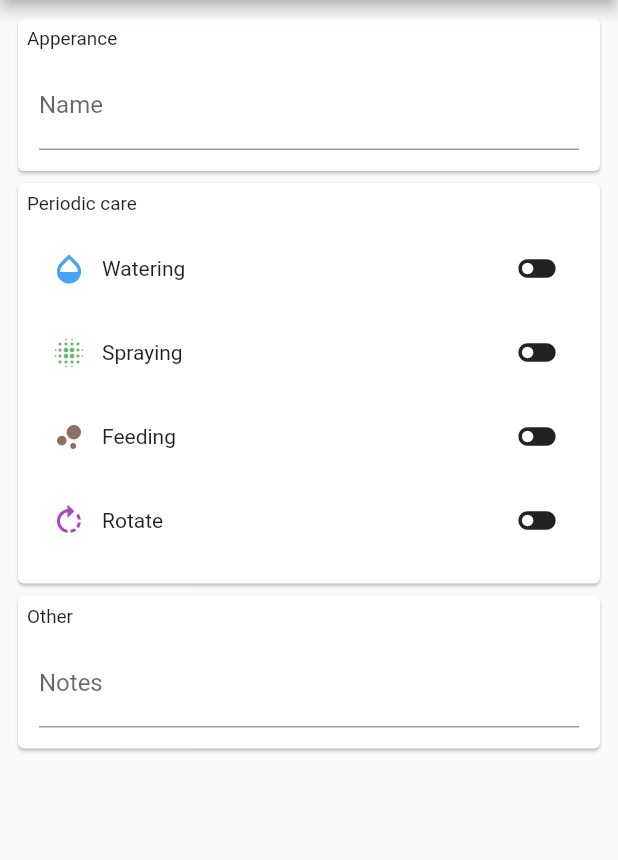
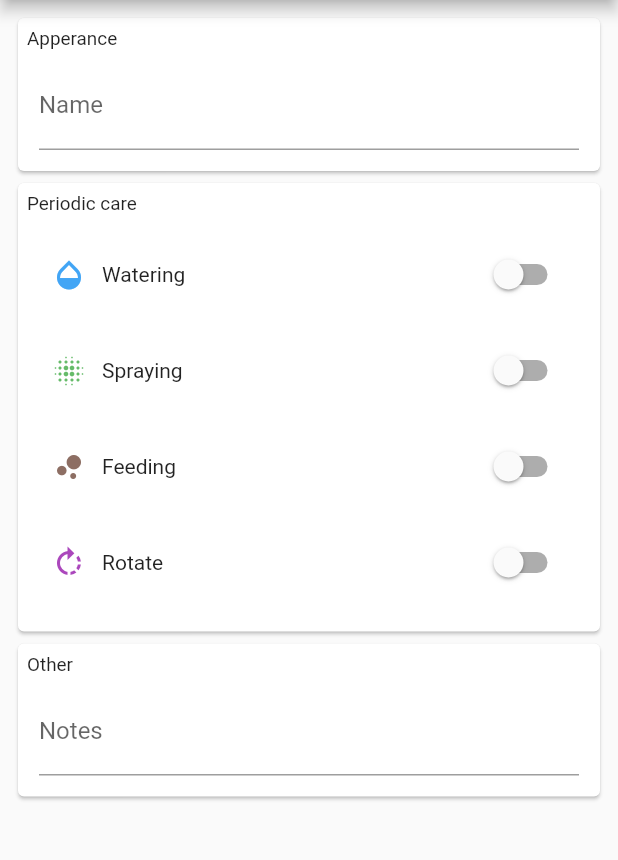
Before and after one commit to micro-bc/plant, a Flutter app: the screen it shows after launch, after a tap on the "add circle outline" icon, on a phone screen of 412 x 824 dp, the part 84-944 px from its top. Run offline on Flutter 3.47's test engine with Material 2 defaults, Android fonts, the phone set to English and light mode, and no system bars.

Commit message:
Cleanup Cleaned PlantTile, AddPlantPage Changed Navigator

```diff
--- a/lib/components/plant_tile.dart
+++ b/lib/components/plant_tile.dart
@@ -11,15 +11,15 @@ class PlantTile extends StatelessWidget {
   @override
   Widget build(BuildContext context) {
     return Card(
-      child: Container(
-        padding: const EdgeInsets.symmetric(vertical: 10, horizontal: padd),
       child: Row(
         children: [
-            Container(
-              margin: const EdgeInsets.only(right: padd),
+          Padding(
+            padding: const EdgeInsets.all(padd),
             child: const Icon(Icons.local_florist),
           ),
           Expanded(
+            child: Padding(
+              padding: const EdgeInsets.symmetric(vertical: padd),
               child: Column(
                 crossAxisAlignment: CrossAxisAlignment.start,
                 children: [
@@ -51,12 +51,15 @@ class PlantTile extends StatelessWidget {
                 ],
               ),
             ),
-            IconButton(
+          ),
+          Padding(
+            padding: const EdgeInsets.only(left: padd),
+            child: IconButton(
               icon: Icon(Icons.more_vert),
               onPressed: () {},
             ),
+          ),
         ],
-        ),
       ),
     );
   }
--- a/lib/main.dart
+++ b/lib/main.dart
@@ -6,22 +6,7 @@ import 'package:plant/utils/plant_storage.dart';
 import 'package:provider/provider.dart';
 
 void main() {
-  WidgetsFlutterBinding.ensureInitialized();
-
-  runApp(
-    FutureBuilder<PlantsModel>(
-      future: PlantStorage.getPlants(),
-      builder: (context, snapshot) {
-        if (snapshot.connectionState != ConnectionState.done)
-          return _SplashScreen();
-
-        return ChangeNotifierProvider<PlantsModel>(
-          create: (context) => snapshot.data!,
-          child: App(),
-        );
-      },
-    ),
-  );
+  runApp(App());
 }
 
 class App extends StatelessWidget {
@@ -32,24 +17,56 @@ class App extends StatelessWidget {
       theme: ThemeData(
         primarySwatch: Colors.green,
       ),
-      initialRoute: '/',
-      routes: <String, WidgetBuilder>{
-        '/': (context) => HomePage(),
-        '/add': (context) => AddPlantPage(),
-      },
+      home: FutureBuilder<PlantsModel>(
+        future: PlantStorage.getPlants(),
+        builder: (context, snapshot) {
+          // TODO Error message
+          if (snapshot.hasError) return Container();
+
+          if (!snapshot.hasData) return _SplashScreen();
+
+          return ChangeNotifierProvider<PlantsModel>(
+            create: (context) => snapshot.data!,
+            child: _Navigator(),
+          );
+        },
+      ),
     );
   }
+}
+
+class _Navigator extends Navigator {
+  _Navigator()
+      : super(
+          initialRoute: '/',
+          onGenerateRoute: (settings) {
+            WidgetBuilder builder;
+            switch (settings.name) {
+              case '/':
+                builder = (context) => HomePage();
+                break;
+              case '/add':
+                builder = (context) => AddPlantPage();
+                break;
+              default:
+                builder = (context) => Container(); // TODO Page not found
+                break;
+            }
+            return MaterialPageRoute(builder: builder, settings: settings);
+          },
+        );
 }
 
 class _SplashScreen extends StatelessWidget {
   @override
   Widget build(BuildContext context) {
-    // TODO Beautify
     return Container(
-      color: Colors.green[300],
+      color: Colors.green[400],
       child: Center(
-        child: CircularProgressIndicator(
-          valueColor: AlwaysStoppedAnimation(Colors.white),
+        child: Icon(
+          Icons.local_florist,
+          color: Colors.white,
+          size: 80,
         ),
       ),
     );
--- a/lib/screens/add_plant_page.dart
+++ b/lib/screens/add_plant_page.dart
@@ -176,18 +176,9 @@ class _CareInput extends StatelessWidget {
                         : 'every ${careModel.period} days',
                     textScaleFactor: 1.2,
                   ),
-                Padding(
-                  padding: const EdgeInsets.all(5.0),
-                  child: careModel.period == null
-                      ? Icon(
-                          Icons.toggle_off,
-                          size: 30,
-                        )
-                      : Icon(
-                          Icons.toggle_on,
-                          size: 30,
-                          color: Theme.of(context).primaryColor,
-                        ),
+                Switch(
+                  value: careModel.period != null,
+                  onChanged: (value) => careModel.period = (value ? 1 : null),
                 ),
               ],
             ),
```
Lines whose indentation alone changed are shown as unchanged.
